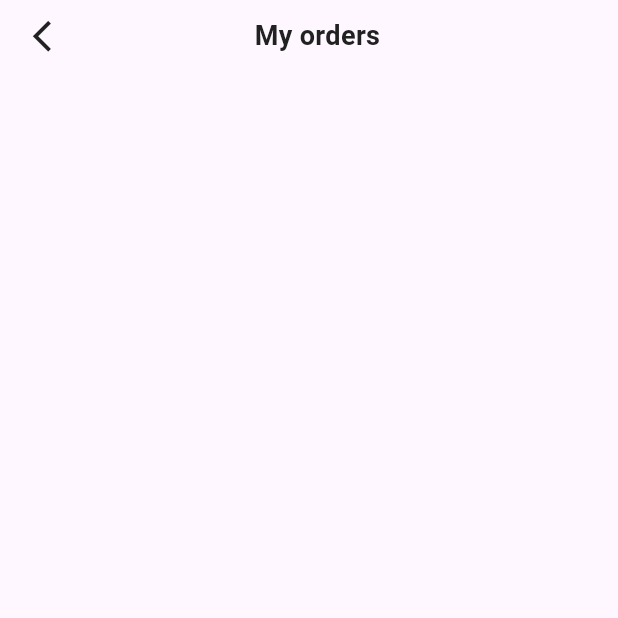
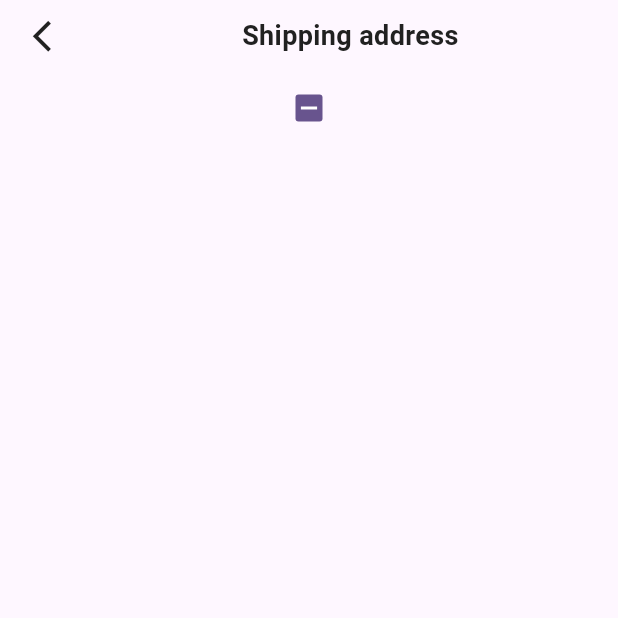
Before and after one commit to unnatidonda/furniture_shopping_app, a Flutter app: the SignUpView screen opened directly, after a tap on an icon or button, on a phone screen of 412 x 824 dp, the top half of it. Run offline on Flutter 3.47's test engine with Material 2 defaults, Android fonts, the phone set to English and light mode, and no system bars; our stand-ins replace dot_navigation_bar, get; statements that could not run were skipped.

Commit message:
shopping view

```diff
--- a/lib/res/constant/app_strings.dart
+++ b/lib/res/constant/app_strings.dart
@@ -66,6 +66,10 @@ class AppStrings {
   static const String reviewItems = "Reviews for 5 items";
   static const String setting = "Setting                     ";
   static const String nPFC = "Notification, Password, FAQ, Contact";
+
+  // shopping address
+  static const String shippingAddress = "Shipping address";
+
   //congrats
   static const String review = "Rating & Review";
   static const String minimal = "Minimal Stand";
--- /dev/null
+++ b/lib/view/shopping address/shopping_address_view.dart
@@ -0,0 +1,51 @@
+import 'package:flutter/material.dart';
+
+import '../../res/constant/app_colors.dart';
+import '../../res/constant/app_strings.dart';
+
+class ShoppingAddressView extends StatelessWidget {
+  const ShoppingAddressView({super.key});
+
+  @override
+  Widget build(BuildContext context) {
+    Size size = MediaQuery.of(context).size;
+    double screenHeight = size.height;
+    double screenWidth = size.width;
+    EdgeInsets devicePadding = MediaQuery.of(context).viewPadding;
+    return Scaffold(
+      body: Padding(
+        padding: devicePadding,
+        child: Column(
+          children: [
+            Row(
+              children: [
+                SizedBox(width: screenWidth / 40),
+                IconButton(
+                  onPressed: () {},
+                  icon: const Icon(
+                    Icons.arrow_back_ios,
+                    color: AppColors.lightBlackColor,
+                    size: 25,
+                  ),
+                ),
+                SizedBox(width: screenWidth / 4),
+                const Text(
+                  AppStrings.shippingAddress,
+                  style: TextStyle(
+                    fontWeight: FontWeight.w600,
+                    fontSize: 18,
+                    color: AppColors.lightBlackColor,
+                  ),
+                ),
+              ],
+            ),
+            Checkbox(
+              value: value,
+              onChanged: (value) {},
+            )
+          ],
+        ),
+      ),
+    );
+  }
+}
--- a/lib/view/sign_up/sign_up_view.dart
+++ b/lib/view/sign_up/sign_up_view.dart
@@ -4,7 +4,7 @@ import '../../res/common/app_button.dart';
 import '../../res/constant/app_assets.dart';
 import '../../res/constant/app_colors.dart';
 import '../../res/constant/app_strings.dart';
-import '../order/order_view.dart';
+import '../shopping address/shopping_address_view.dart';
 
 class SignUpView extends StatelessWidget {
   const SignUpView({super.key});
@@ -265,7 +265,7 @@ class SignUpView extends StatelessWidget {
                       Navigator.push(
                         context,
                         MaterialPageRoute(
-                          builder: (context) => const OrderView(),
+                          builder: (context) => const ShoppingAddressView(),
                         ),
                       );
                     },
```
Also changed, not shown: lib/view/shopping address/shopping_address_bindings.dart (added), lib/view/shopping address/shopping_address_controller.dart (added).
